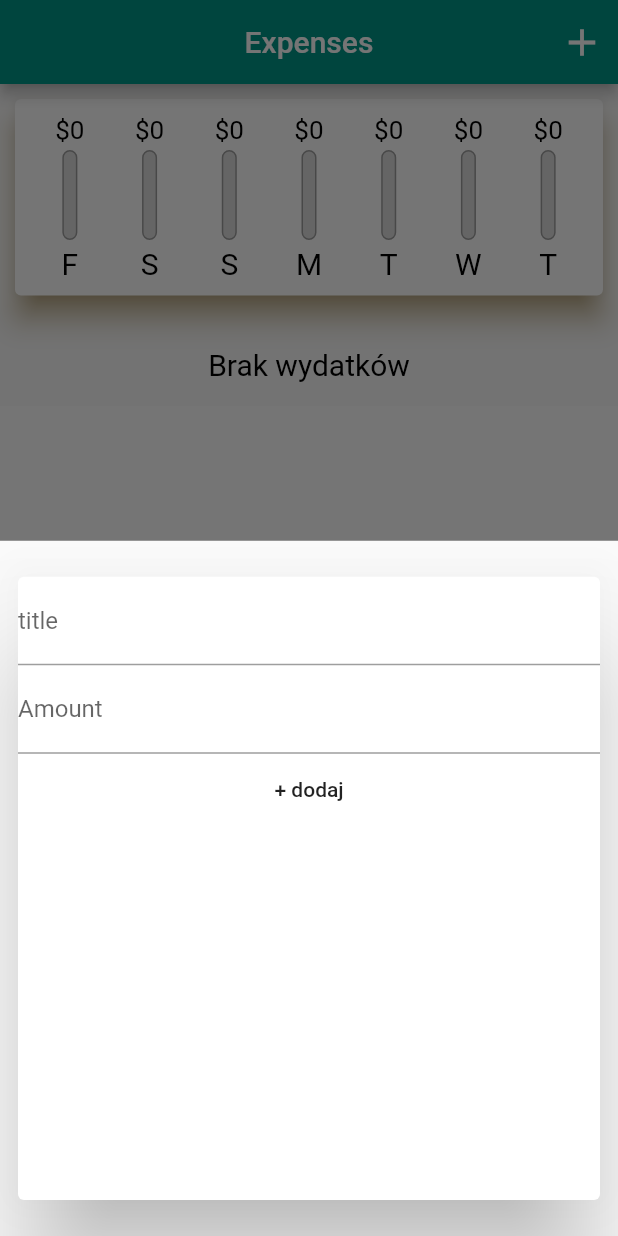
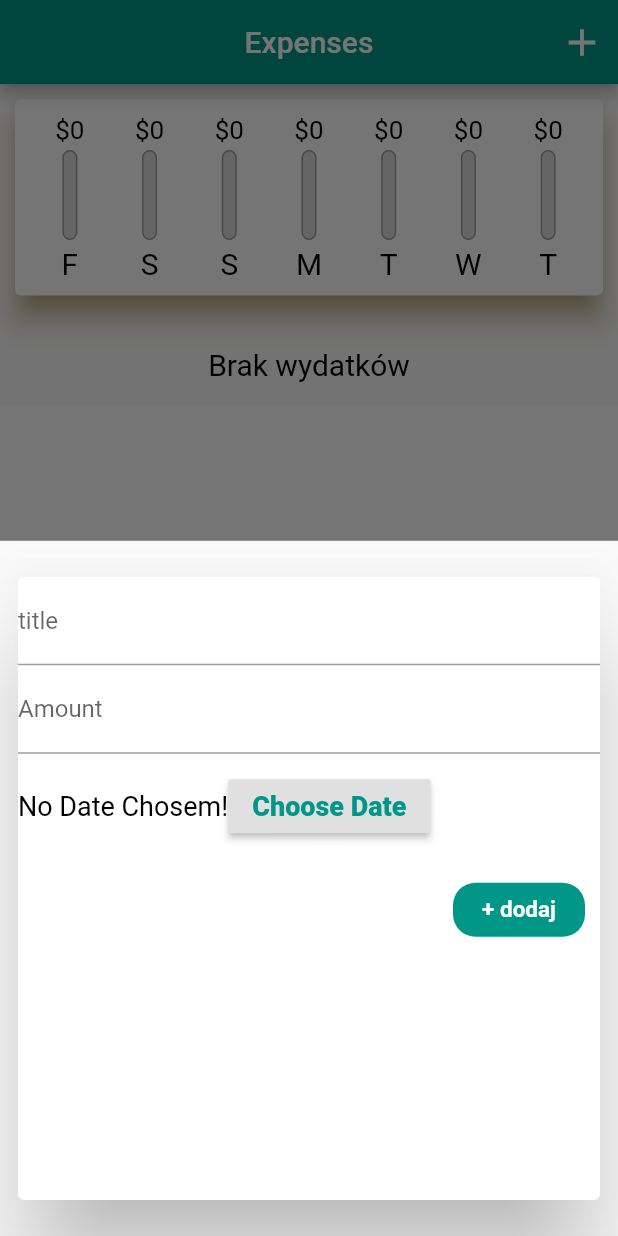
Before and after one commit to tatarmagda/Personal_expenses, a Flutter app: the screen it shows after launch, after a tap on the "add" icon, on a phone screen of 412 x 824 dp. Run offline on Flutter 3.47's test engine with Material 2 defaults, Android fonts, the phone set to English and light mode, and no system bars; Roboto replaces fonts that are missing (Quicksand-Regular).

Commit message:
added clender and possibility choose data

```diff
--- a/lib/main.dart
+++ b/lib/main.dart
@@ -19,8 +19,10 @@
       debugShowCheckedModeBanner: false,
       title: 'Expenses',
       theme: ThemeData(
-        colorScheme: ColorScheme.fromSwatch(primarySwatch: Colors.teal)
-            .copyWith(secondary: Color.fromARGB(255, 190, 137, 22)),
+        colorScheme:
+            ColorScheme.fromSwatch(primarySwatch: Colors.teal).copyWith(
+          secondary: Color.fromARGB(255, 190, 137, 22),
+        ),
         textTheme: TextTheme(
           bodyText1: TextStyle(fontSize: 20, color: Colors.white),
           bodyText2: TextStyle(fontSize: 20, color: Colors.black),
--- a/lib/widgets/new_transaction.dart
+++ b/lib/widgets/new_transaction.dart
@@ -1,5 +1,8 @@
+// ignore_for_file: deprecated_member_use, prefer_const_constructors
+
 import 'package:flutter/gestures.dart';
 import 'package:flutter/material.dart';
+import 'package:intl/intl.dart';
 
 class NewTransaction extends StatefulWidget {
   final Function addTx;
@@ -11,15 +14,19 @@
 }
 
 class _NewTransactionState extends State<NewTransaction> {
-  final titleController = TextEditingController();
+  final _titleController = TextEditingController();
 
-  final amountController = TextEditingController();
+  final _amountController = TextEditingController();
+  DateTime? _selectedDate;
 
-  void submitData() {
-    final enteredTitle = titleController.text;
-    final enteredAmount = double.parse(amountController.text);
+  void _submitData() {
+    if (_amountController.text.isEmpty) {
+      return;
+    }
+    final enteredTitle = _titleController.text;
+    final enteredAmount = double.parse(_amountController.text);
 
-    if (enteredTitle.isEmpty || enteredAmount <= 0) {
+    if (enteredTitle.isEmpty || enteredAmount <= 0 || _selectedDate == null) {
       return;
     }
 
@@ -29,6 +36,22 @@
     );
 
     Navigator.of(context).pop();
+  }
+
+  void _presentDatePIcker() {
+    showDatePicker(
+      context: context,
+      initialDate: DateTime.now(),
+      firstDate: DateTime(2020),
+      lastDate: DateTime.now(),
+    ).then((pickedDate) {
+      if (pickedDate == null) {
+        return;
+      }
+      setState(() {
+        _selectedDate = pickedDate;
+      });
+    });
   }
 
   @override
@@ -41,20 +64,59 @@
           children: <Widget>[
             TextField(
               decoration: InputDecoration(labelText: "title"),
-              controller: titleController,
-              onSubmitted: (_) => submitData(),
+              controller: _titleController,
+              onSubmitted: (_) => _submitData(),
             ),
             TextField(
               decoration: InputDecoration(labelText: "Amount"),
-              controller: amountController,
+              controller: _amountController,
               keyboardType: TextInputType.number,
-              onSubmitted: (_) => submitData(),
+              onSubmitted: (_) => _submitData(),
             ),
-            FlatButton(
-              child: Text("+ dodaj"),
-              onPressed: () {
-                submitData();
-              },
+            Container(
+              height: 70,
+              child: Row(
+                children: [
+                  Text(
+                    _selectedDate == null
+                        ? "No Date Chosem!"
+                        : "Wybrana data \n ${DateFormat.yMd().format(_selectedDate!)}",
+                    style: TextStyle(
+                      fontSize: 18,
+                    ),
+                  ),
+                  (RaisedButton(
+                    textColor: Theme.of(context).colorScheme.primary,
+                    child: Text(
+                      "Choose Date",
+                      style: TextStyle(
+                        fontSize: 18,
+                        fontWeight: FontWeight.w900,
+                      ),
+                    ),
+                    onPressed: () {
+                      _presentDatePIcker();
+                    },
+                  ))
+                ],
+              ),
+            ),
+            Container(
+              padding: EdgeInsets.all(10),
+              alignment: AlignmentDirectional.bottomEnd,
+              child: FlatButton(
+                child: Text("+ dodaj",
+                    style: TextStyle(
+                        fontSize: 15,
+                        fontWeight: FontWeight.w600,
+                        color: Colors.white)),
+                color: Theme.of(context).colorScheme.primary,
+                shape: RoundedRectangleBorder(
+                    borderRadius: BorderRadius.circular(15)),
+                onPressed: () {
+                  _submitData;
+                },
+              ),
             )
           ],
         ),
```
Also changed, not shown: lib/widgets/transaction_list.dart (+9 -9 lines).
